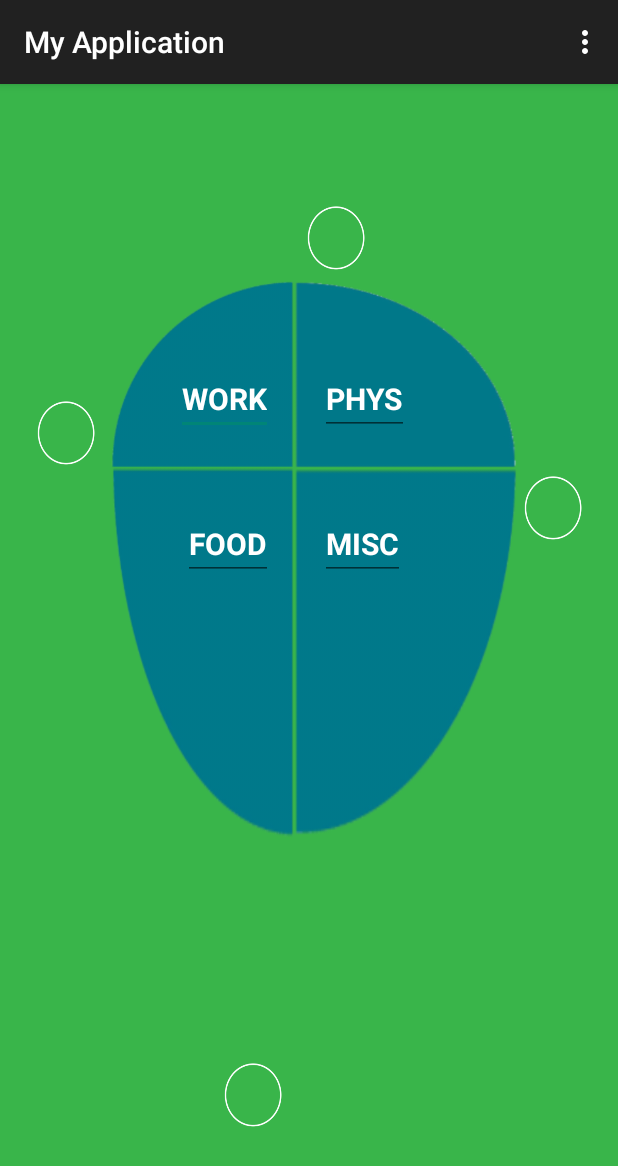
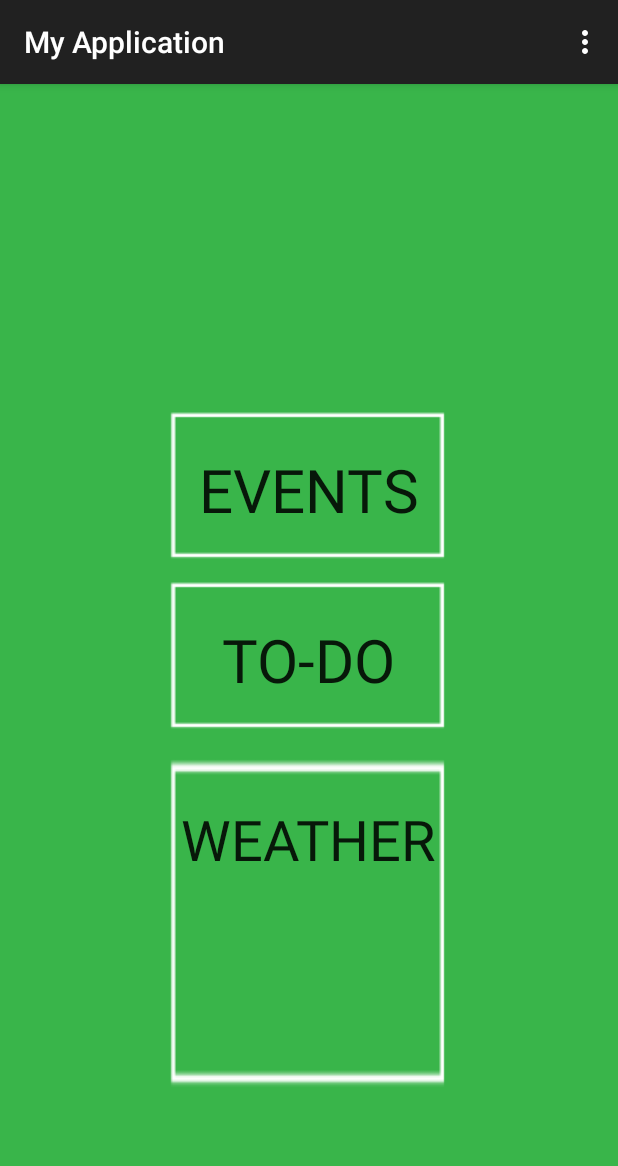
Before and after one commit to BadmonYoungKingpin/Badmon_Young_Kingpin, an Android app: the screen it shows after launch (MainActivity), on a phone screen of 412 x 824 dp. Shown: the top 1166 px of the screen. Run offline under Robolectric (Android 15) with nearby library versions, the phone set to English and light mode, and no system bars.

Commit message:
Links working

```diff
--- a/app/src/main/java/com/example/hp/myapplication/MainActivity.java
+++ b/app/src/main/java/com/example/hp/myapplication/MainActivity.java
@@ -13,6 +13,19 @@ public class MainActivity extends AppCompatActivity {
     @Override
     protected void onCreate(Bundle savedInstanceState) {
         super.onCreate(savedInstanceState);
+        setContentView(R.layout.homepage);
+    }
+
+    public void eventsButtonClick(View v) {
+        ((TextView)findViewById(R.id.worktext)).setText("changed");
+        setContentView(R.layout.activity_home_page);
+    }
+    public void todoButtonClick(View v) {
+        ((TextView)findViewById(R.id.worktext)).setText("changed");
+        setContentView(R.layout.activity_home_page);
+    }
+    public void weatherkButtonClick(View v) {
+        ((TextView)findViewById(R.id.worktext)).setText("changed");
         setContentView(R.layout.activity_home_page);
     }
 
--- /dev/null
+++ b/app/src/main/res/layout/homepage.xml
@@ -0,0 +1,82 @@
+<?xml version="1.0" encoding="utf-8"?>
+<RelativeLayout xmlns:android="http://schemas.android.com/apk/res/android"
+    android:orientation="vertical" android:layout_width="match_parent"
+    android:layout_height="match_parent"
+    android:background="#39B54A"><![CDATA[
+
+
+
+    /
+
+    >
+
+
+
+]]>
+
+    <ImageButton
+        android:layout_width="wrap_content"
+        android:layout_height="wrap_content"
+        android:id="@+id/imageButton"
+        android:background="@drawable/standard"
+        android:longClickable="true"
+        android:layout_above="@+id/imageButton2"
+        android:layout_centerHorizontal="true"
+        android:onClick="eventsButtonClick" />
+
+    <ImageButton
+        android:layout_width="wrap_content"
+        android:layout_height="wrap_content"
+        android:id="@+id/imageButton2"
+        android:background="@drawable/standard"
+        android:layout_centerVertical="true"
+        android:layout_alignLeft="@+id/imageButton"
+        android:layout_alignStart="@+id/imageButton"
+        android:onClick="todoButtonClick" />
+
+    <ImageButton
+        android:layout_width="wrap_content"
+        android:layout_height="wrap_content"
+        android:id="@+id/imageButton3"
+        android:layout_alignParentBottom="true"
+        android:layout_centerHorizontal="true"
+        android:layout_marginBottom="76dp"
+        android:layout_below="@+id/imageButton2"
+        android:background="@drawable/standard"
+        android:onClick="weatherkButtonClick" />
+
+    <TextView
+        android:layout_width="wrap_content"
+        android:layout_height="wrap_content"
+        android:textAppearance="?android:attr/textAppearanceLarge"
+        android:text="EVENTS"
+        android:id="@+id/textView"
+        android:textAlignment="center"
+        android:textSize="40dp"
+        android:layout_alignTop="@+id/imageButton"
+        android:layout_centerHorizontal="true"
+        android:layout_marginTop="29dp" />
+
+    <TextView
+        android:layout_width="wrap_content"
+        android:layout_height="wrap_content"
+        android:textAppearance="?android:attr/textAppearanceLarge"
+        android:text="TO-DO"
+        android:id="@+id/textView2"
+        android:textAlignment="center"
+        android:textSize="40dp"
+        android:layout_centerVertical="true"
+        android:layout_centerHorizontal="true" />
+
+    <TextView
+        android:layout_width="wrap_content"
+        android:layout_height="wrap_content"
+        android:textAppearance="?android:attr/textAppearanceLarge"
+        android:text="WEATHER"
+        android:id="@+id/textView3"
+        android:textAlignment="center"
+        android:textSize="37dp"
+        android:layout_marginTop="37dp"
+        android:layout_below="@+id/imageButton2"
+        android:layout_centerHorizontal="true" />
+</RelativeLayout>
```
Also changed, not shown: app/src/main/res/drawable/standard.png (added).
